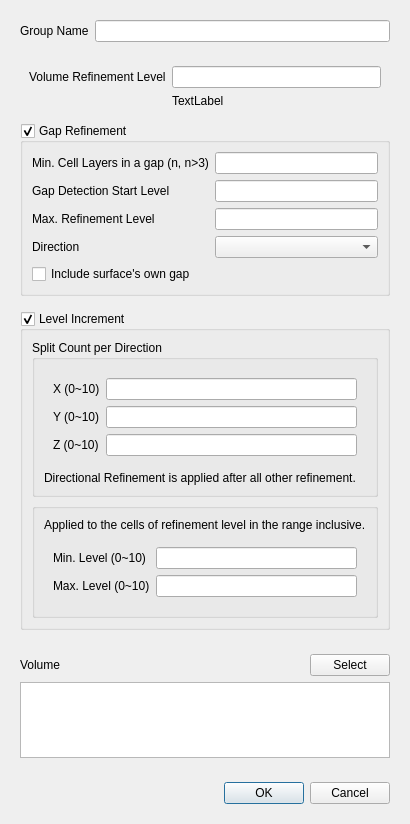
The window that src/foammesh/view/castellation/volume_refinement_dialog.ui (TheErevnaa/FoamMesh) describes before a commit, drawn with Qt 5.
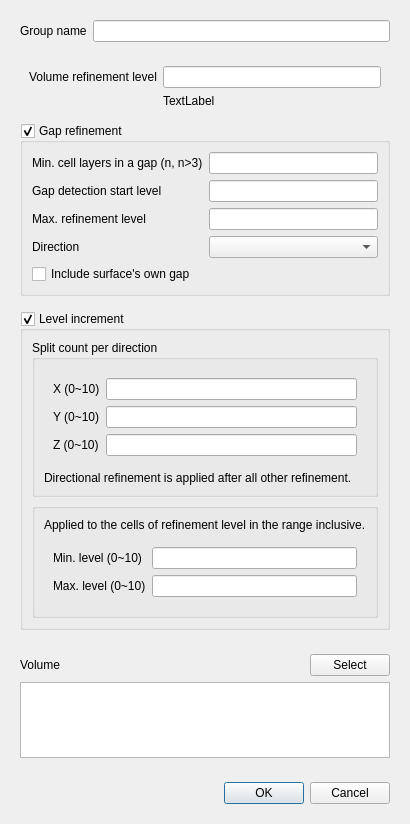
The same window after the commit. Custom widgets are drawn as their Qt base class.

What changed in the file:
```diff
--- a/src/foammesh/view/castellation/volume_refinement_dialog.ui
+++ b/src/foammesh/view/castellation/volume_refinement_dialog.ui
@@ -38,7 +38,7 @@
          <item row="0" column="0">
           <widget class="QLabel" name="label">
            <property name="text">
-            <string>Group Name</string>
+            <string>Group name</string>
            </property>
           </widget>
          </item>
@@ -63,7 +63,7 @@
             <item row="0" column="0">
              <widget class="QLabel" name="label_2">
               <property name="text">
-               <string>Volume Refinement Level</string>
+               <string>Volume refinement level</string>
               </property>
              </widget>
             </item>
@@ -83,7 +83,7 @@
          <item>
           <widget class="QGroupBox" name="gapRefinement">
            <property name="title">
-            <string>Gap Refinement</string>
+            <string>Gap refinement</string>
            </property>
            <property name="checkable">
             <bool>true</bool>
@@ -92,7 +92,7 @@
             <item row="0" column="0">
              <widget class="QLabel" name="label_3">
               <property name="text">
-               <string>Min. Cell Layers in a gap (n, n&gt;3)</string>
+               <string>Min. cell layers in a gap (n, n&gt;3)</string>
               </property>
              </widget>
             </item>
@@ -102,7 +102,7 @@
             <item row="1" column="0">
              <widget class="QLabel" name="label_5">
               <property name="text">
-               <string>Gap Detection Start Level</string>
+               <string>Gap detection start level</string>
               </property>
              </widget>
             </item>
@@ -112,7 +112,7 @@
             <item row="2" column="0">
              <widget class="QLabel" name="label_6">
               <property name="text">
-               <string>Max. Refinement Level</string>
+               <string>Max. refinement level</string>
               </property>
              </widget>
             </item>
@@ -145,7 +145,7 @@
       <item>
        <widget class="QGroupBox" name="levelIncrement">
         <property name="title">
-         <string>Level Increment</string>
+         <string>Level increment</string>
         </property>
         <property name="checkable">
          <bool>true</bool>
@@ -154,7 +154,7 @@
          <item>
           <widget class="QGroupBox" name="groupBox">
            <property name="title">
-            <string>Split Count per Direction</string>
+            <string>Split count per direction</string>
            </property>
            <layout class="QVBoxLayout" name="verticalLayout_5">
             <item>
@@ -217,7 +217,7 @@
             <item>
              <widget class="QLabel" name="label_9">
               <property name="text">
-               <string>Directional Refinement is applied after all other refinement.</string>
+               <string>Directional refinement is applied after all other refinement.</string>
               </property>
              </widget>
             </item>
@@ -243,7 +243,7 @@
                <item row="0" column="0">
                 <widget class="QLabel" name="label_18">
                  <property name="text">
-                  <string>Min. Level (0~10)</string>
+                  <string>Min. level (0~10)</string>
                  </property>
                 </widget>
                </item>
@@ -260,7 +260,7 @@
                <item row="1" column="0">
                 <widget class="QLabel" name="label_19">
                  <property name="text">
-                  <string>Max. Level (0~10)</string>
+                  <string>Max. level (0~10)</string>
                  </property>
                 </widget>
                </item>
```
Left out of the diff: 8 changed lines with no effect on the pictures.
